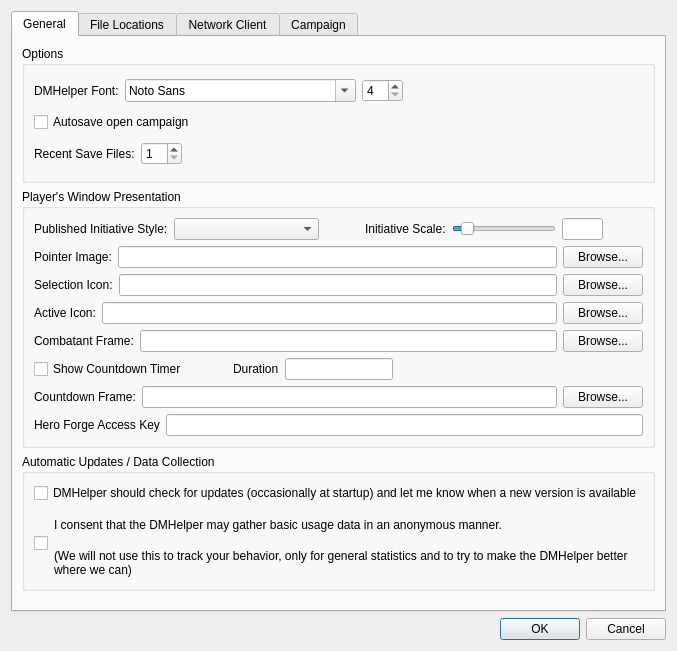
First picture: the form in DMHelper/src/optionsdialog.ui, repository MMetze/DMHelper, before the edit.
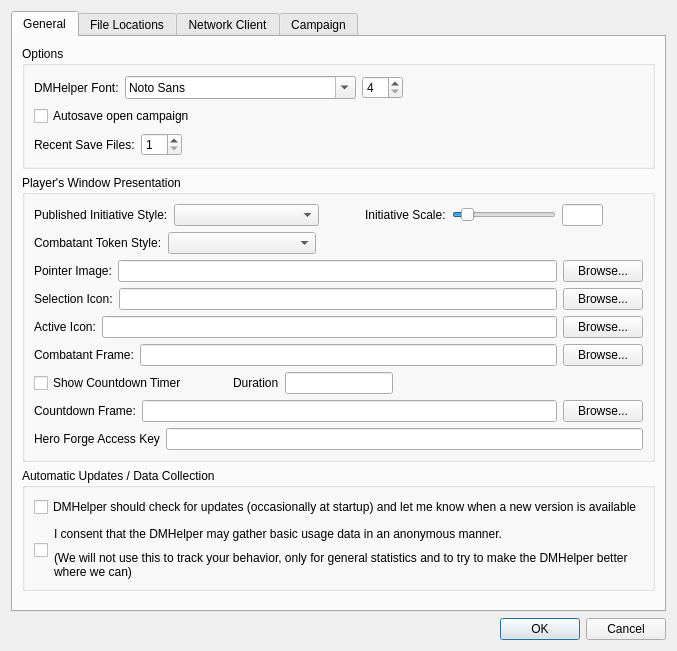
Second picture: the form after the edit. The open tabs and pages were chosen to show the change. Icons and pictures are not drawn.

Commit message:
Add combatant token type setting to battle options
Introduces a new 'Combatant Token Type' option to control which combatant tokens are displayed (none, monsters only, characters only, or both). Updates relevant models, dialogs, and rendering logic to support this setting, including UI changes and persistence in user options.

What changed in the file:
```diff
--- a/DMHelper/src/optionsdialog.ui
+++ b/DMHelper/src/optionsdialog.ui
@@ -243,6 +243,43 @@
             </item>
            </layout>
           </item>
+          <item>
+           <layout class="QHBoxLayout" name="horizontalLayout_22" stretch="0,5,11">
+            <item>
+             <widget class="QLabel" name="label_18">
+              <property name="text">
+               <string>Combatant Token Style:</string>
+              </property>
+             </widget>
+            </item>
+            <item>
+             <widget class="QComboBox" name="cmbCombatantTokenType">
+              <property name="sizePolicy">
+               <sizepolicy hsizetype="Expanding" vsizetype="Fixed">
+                <horstretch>0</horstretch>
+                <verstretch>0</verstretch>
+               </sizepolicy>
+              </property>
+             </widget>
+            </item>
+            <item>
+             <spacer name="horizontalSpacer_11">
+              <property name="orientation">
+               <enum>Qt::Horizontal</enum>
+              </property>
+              <property name="sizeType">
+               <enum>QSizePolicy::Preferred</enum>
+              </property>
+              <property name="sizeHint" stdset="0">
+               <size>
+                <width>40</width>
+                <height>20</height>
+               </size>
+              </property>
+             </spacer>
+            </item>
+           </layout>
+          </item>
           <item>
            <layout class="QHBoxLayout" name="horizontalLayout_7">
             <item>
```
Left out of the diff: 2 changed lines with no effect on the pictures. The commit also changes 14 other files.
